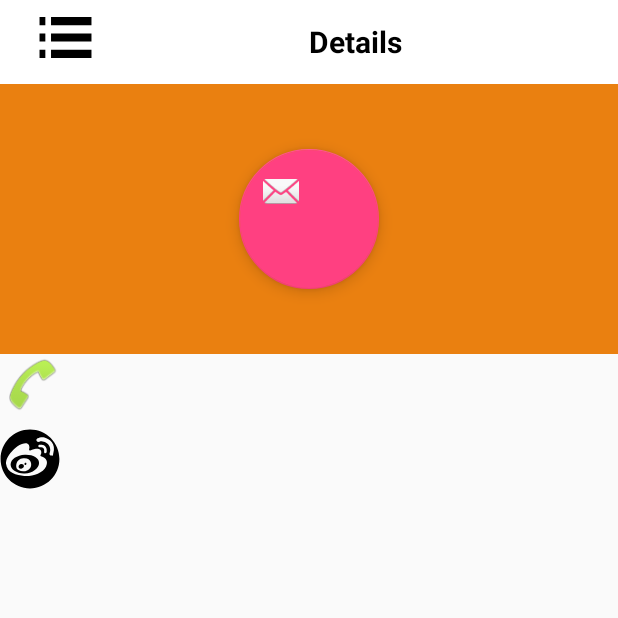
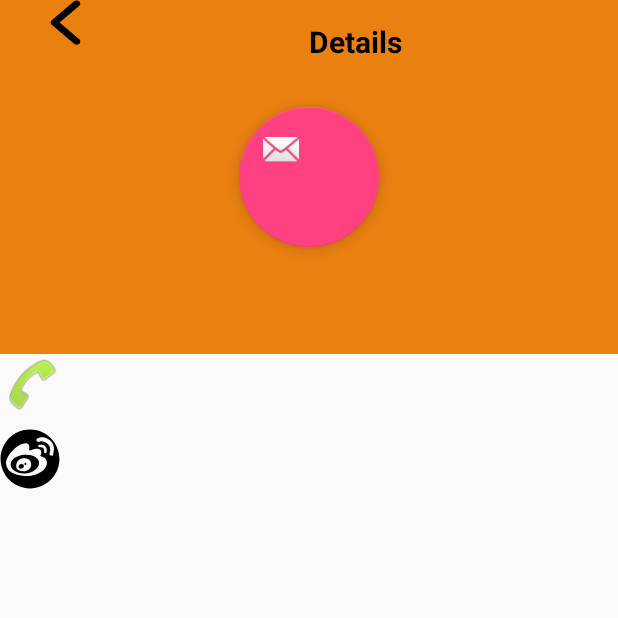
Before and after one commit to BadTudou-zz/Tudou, an Android app: the DetailsActivity screen opened directly, with no data from a screen before it, on a phone screen of 412 x 824 dp, the top half of it. Run offline under Robolectric (Android 15) with nearby library versions, the phone set to English and light mode, and no system bars; our stand-ins replace data binding.

Commit message:
fix the bug: can not get email info, modify the layout of details

```diff
--- a/develop/app/android/app/src/main/java/com/badtudou/tudou/Util.java
+++ b/develop/app/android/app/src/main/java/com/badtudou/tudou/Util.java
@@ -8,6 +8,7 @@ import android.database.Cursor;
 import android.net.Uri;
 import android.support.v4.app.ActivityCompat;
 import android.support.v4.content.ContextCompat;
+import android.util.Log;
 
 import java.util.ArrayList;
 import java.util.HashMap;
--- /dev/null
+++ b/develop/app/android/app/src/main/res/drawable/vector_drawable_back.xml
@@ -0,0 +1,8 @@
+<?xml version="1.0" encoding="utf-8"?>
+<vector xmlns:android="http://schemas.android.com/apk/res/android" android:viewportWidth="1000"
+    android:viewportHeight="1000" android:width="1000dp" android:height="1000dp">
+    <group>
+        <path android:fillColor="#FF000000"
+            android:pathData="M755.6,133.1L388.8,499.8l371.6,371.6l0,0C772.5,884,780,901.1,780,920c0,38.7-31.3,70-70,70c-18.8,0-36-7.5-48.6-19.6v0l-420-420l0,0C228.3,537.6,220,519.8,220,500c0-0.1,0-0.1,0-0.2c0,0,0-0.1,0-0.1c0-19.8,8.2-37.6,21.4-50.4l0,0l420-420l0.2,0.2C674.2,17.4,691.2,10,710,10c38.6,0,70,31.3,70,70C780,101.2,770.5,120.3,755.6,133.1z" />
+    </group>
+</vector>
--- a/develop/app/android/app/src/main/res/layout/activity_details.xml
+++ b/develop/app/android/app/src/main/res/layout/activity_details.xml
@@ -10,15 +10,26 @@
         android:layout_height="wrap_content"
         android:layout_width="match_parent"
         android:orientation="vertical">
-        <include
-            layout="@layout/app_bar_details"
-            android:layout_width="match_parent"
-            android:layout_height="match_parent" />
         <android.support.design.widget.CoordinatorLayout
             android:layout_width="match_parent"
             android:layout_height="match_parent"
             android:fitsSystemWindows="true"
             tools:context="com.badtudou.tudou.DetailsActivity">
+            <LinearLayout
+                android:layout_width="match_parent"
+                android:layout_height="wrap_content"
+                android:orientation="vertical">
+                <LinearLayout
+                    android:layout_width="match_parent"
+                    android:layout_height="wrap_content">
+                    <include
+                        layout="@layout/app_bar_details"
+                        android:layout_width="match_parent"
+                        android:layout_height="match_parent" />
+                </LinearLayout>
+                <LinearLayout
+                    android:layout_width="match_parent"
+                    android:layout_height="wrap_content">
                     <android.support.design.widget.AppBarLayout
                         android:id="@+id/app_bar"
                         android:layout_width="match_parent"
@@ -36,6 +47,11 @@
                                 app:popupTheme="@style/AppTheme.NoActionBar.PopupOverlay" />
                         </LinearLayout>
                     </android.support.design.widget.AppBarLayout>
+                </LinearLayout>
+            </LinearLayout>
+
+
+
 
             <android.support.design.widget.FloatingActionButton
                 android:id="@+id/fab"
--- a/develop/app/android/app/src/main/res/layout/app_bar_details.xml
+++ b/develop/app/android/app/src/main/res/layout/app_bar_details.xml
@@ -9,17 +9,17 @@
         android:id="@+id/toolbar"
         android:layout_width="match_parent"
         android:layout_height="?attr/actionBarSize"
-        android:background="@color/white">
+        android:background="@color/colorPrimary">
         <LinearLayout
             android:layout_width="match_parent"
             android:layout_height="?attr/actionBarSize">
             <ImageButton
-                android:id="@+id/button_switch_contact_style"
+                android:id="@+id/button_back_details"
                 android:layout_width="15dp"
                 android:layout_marginLeft="10dp"
-                android:layout_height="50dp"
+                android:layout_height="30dp"
                 android:layout_weight="1"
-                android:background="@drawable/vector_drawable_list"/>
+                android:background="@drawable/vector_drawable_back"/>
 
             <TextView
                 android:id="@+id/text_group_or_contacts"
```
Also changed, not shown: develop/app/android/app/src/main/java/com/badtudou/tudou/DetailsActivity.java (+26 -3 lines), 1 other file. Lines whose indentation alone changed are shown as unchanged.
